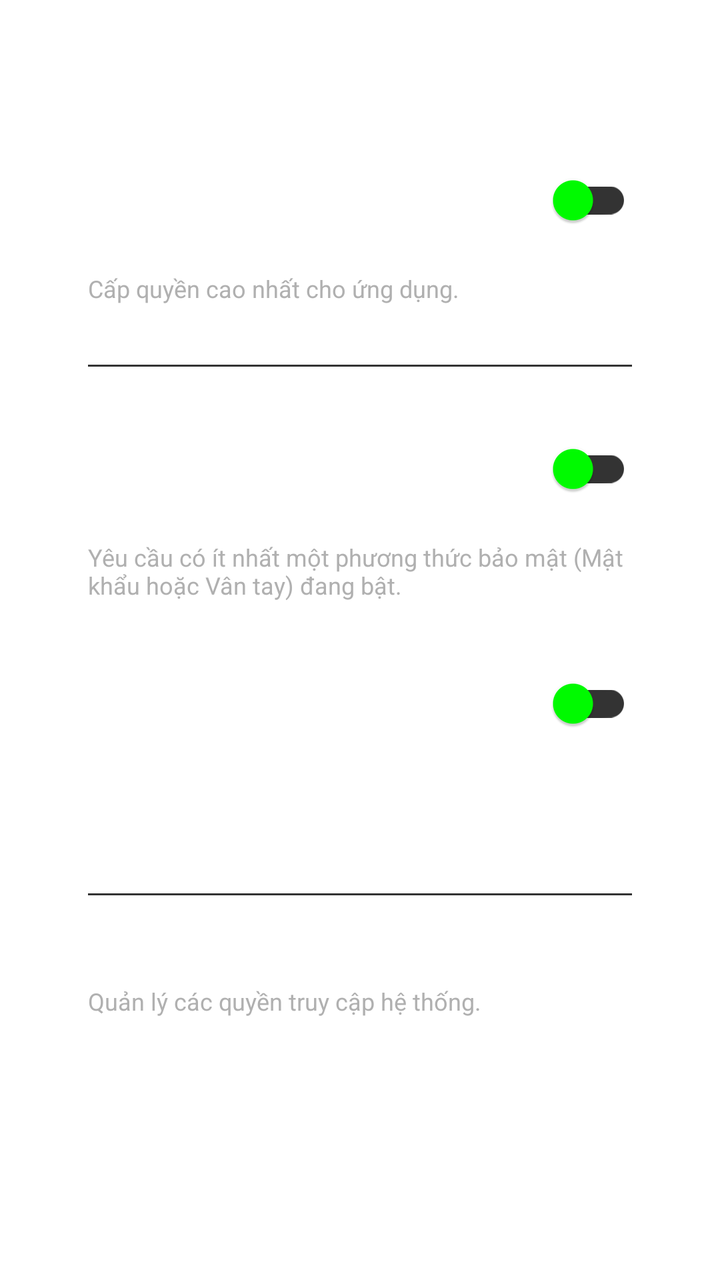
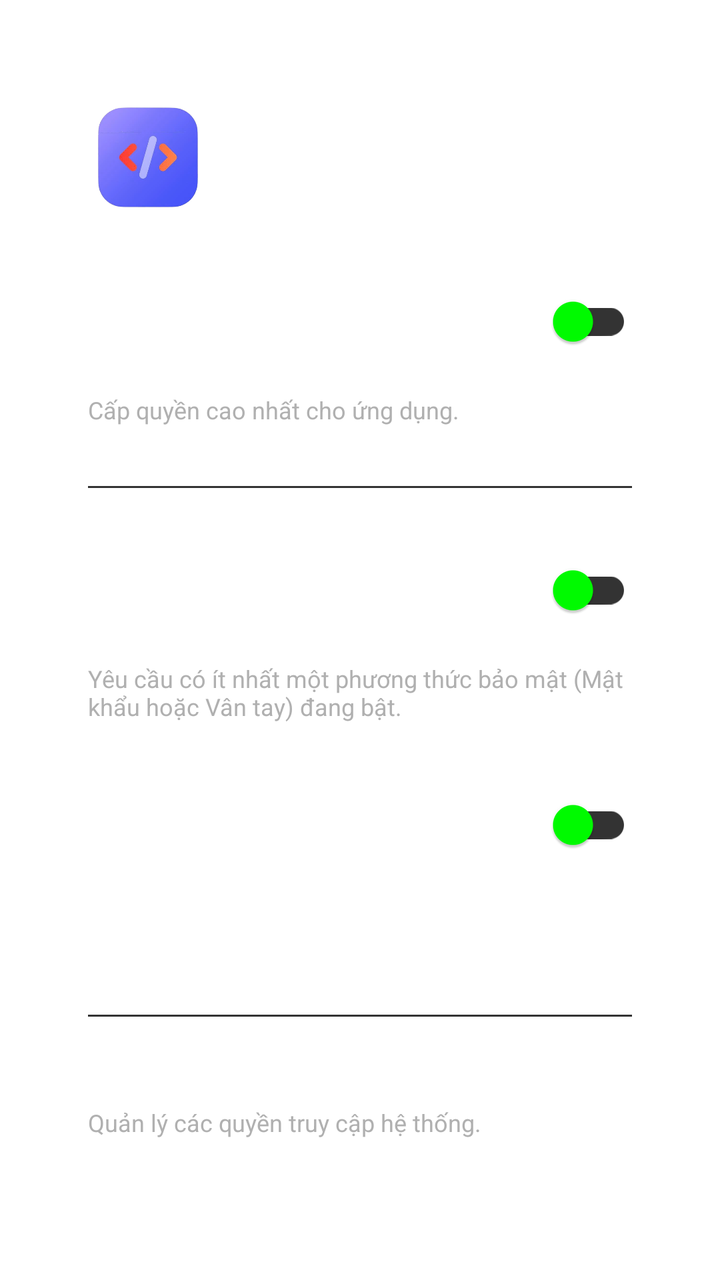

Two renders of the same Android screen: before a commit and after it. Below are the layout's source before the change and the commit's diff.
<!-- AndroidManifest.xml: application theme Theme.PiperOSTool -->
<!-- res/layout/fragment_setting.xml -->
<?xml version="1.0" encoding="utf-8"?>
<androidx.constraintlayout.widget.ConstraintLayout
    xmlns:android="http://schemas.android.com/apk/res/android"
    xmlns:app="http://schemas.android.com/apk/res-auto"
    android:layout_width="match_parent"
    android:layout_height="match_parent"
    android:padding="20dp">

    <LinearLayout
        android:layout_width="match_parent"
        android:layout_height="wrap_content"
        android:background="@drawable/bg_glass_panel"
        android:orientation="vertical"
        android:padding="24dp"
        app:layout_constraintTop_toTopOf="parent"
        app:layout_constraintBottom_toBottomOf="parent"
        app:layout_constraintVertical_bias="0.2">

        
        <LinearLayout
            android:id="@+id/layoutDeviceAdmin"
            android:layout_width="match_parent"
            android:layout_height="wrap_content"
            android:background="?attr/selectableItemBackground"
            android:gravity="center_vertical"
            android:orientation="horizontal"
            android:paddingVertical="12dp">

            <TextView
                android:layout_width="0dp"
                android:layout_height="wrap_content"
                android:layout_weight="1"
                android:text="Kích hoạt Quản trị viên"
                android:textColor="@color/white"
                android:textSize="16sp"
                android:textStyle="bold" />

            <com.google.android.material.switchmaterial.SwitchMaterial
                android:id="@+id/switchDeviceAdmin"
                android:layout_width="wrap_content"
                android:layout_height="wrap_content"
                android:clickable="false"
                android:focusable="false"
                app:thumbTint="#00FF00"
                app:trackTint="#333333" />
        </LinearLayout>

        <TextView
            android:layout_width="wrap_content"
            android:layout_height="wrap_content"
            android:layout_marginBottom="15dp"
            android:text="Cấp quyền cao nhất cho ứng dụng."
            android:textColor="#B0B0B0"
            android:textSize="12sp" />

        <View
            android:layout_width="match_parent"
            android:layout_height="1dp"
            android:layout_marginVertical="15dp"
            android:background="#333" />

        
        <LinearLayout
            android:id="@+id/layoutFingerprint"
            android:layout_width="match_parent"
            android:layout_height="wrap_content"
            android:background="?attr/selectableItemBackground"
            android:gravity="center_vertical"
            android:orientation="horizontal"
            android:paddingVertical="12dp">

            <TextView
                android:layout_width="0dp"
                android:layout_height="wrap_content"
                android:layout_weight="1"
                android:text="Khóa bằng vân tay"
                android:textColor="@color/white"
                android:textSize="16sp"
                android:textStyle="bold" />

            <com.google.android.material.switchmaterial.SwitchMaterial
                android:id="@+id/switchFingerprint"
                android:layout_width="wrap_content"
                android:layout_height="wrap_content"
                android:clickable="false"
                android:focusable="false"
                app:thumbTint="#00FF00"
                app:trackTint="#333333" />
        </LinearLayout>

        <TextView
            android:layout_width="wrap_content"
            android:layout_height="wrap_content"
            android:layout_marginBottom="15dp"
            android:text="Yêu cầu có ít nhất một phương thức bảo mật (Mật khẩu hoặc Vân tay) đang bật."
            android:textColor="#B0B0B0"
            android:textSize="12sp" />

        
        <LinearLayout
            android:id="@+id/layoutPasswordToggle"
            android:layout_width="match_parent"
            android:layout_height="wrap_content"
            android:background="?attr/selectableItemBackground"
            android:gravity="center_vertical"
            android:orientation="horizontal"
            android:paddingVertical="12dp">

            <TextView
                android:layout_width="0dp"
                android:layout_height="wrap_content"
                android:layout_weight="1"
                android:text="Sử dụng Mật khẩu khóa"
                android:textColor="@color/white"
                android:textSize="16sp"
                android:textStyle="bold" />

            <com.google.android.material.switchmaterial.SwitchMaterial
                android:id="@+id/switchPassword"
                android:layout_width="wrap_content"
                android:layout_height="wrap_content"
                android:clickable="false"
                android:focusable="false"
                app:thumbTint="#00FF00"
                app:trackTint="#333333" />
        </LinearLayout>

        <LinearLayout
            android:id="@+id/btnChangeLock"
            android:layout_width="match_parent"
            android:layout_height="wrap_content"
            android:orientation="horizontal"
            android:padding="10dp"
            android:layout_marginTop="0dp"
            android:background="?attr/selectableItemBackground"
            android:gravity="center_vertical">
            <ImageView
                android:layout_width="24dp"
                android:layout_height="24dp"
                android:src="@drawable/lock"
                app:tint="@color/white"/>
            <TextView
                android:id="@+id/tvChangeLockStatus"
                android:layout_width="wrap_content"
                android:layout_height="wrap_content"
                android:text="Thiết lập / Thay đổi mã khóa"
                android:textColor="@color/white"
                android:layout_marginStart="15dp"/>
        </LinearLayout>

        <View
            android:layout_width="match_parent"
            android:layout_height="1dp"
            android:layout_marginVertical="15dp"
            android:background="#333" />

        
        <LinearLayout
            android:id="@+id/btnPermissions"
            android:layout_width="match_parent"
            android:layout_height="wrap_content"
            android:orientation="vertical"
            android:paddingVertical="8dp"
            android:background="?attr/selectableItemBackground">
            <TextView
                android:layout_width="wrap_content"
                android:layout_height="wrap_content"
                android:text="Cấp quyền &amp; Thông báo"
                android:textColor="@color/white"
                android:textSize="16sp"
                android:textStyle="bold"/>
            <TextView
                android:layout_width="wrap_content"
                android:layout_height="wrap_content"
                android:text="Quản lý các quyền truy cập hệ thống."
                android:textColor="#B0B0B0"
                android:textSize="12sp"/>
        </LinearLayout>
    </LinearLayout>
</androidx.constraintlayout.widget.ConstraintLayout>
<!-- resources referenced by this layout -->
<resources>
  <color name="white">#FFFFFFFF</color>
  <!-- drawable bg_glass_panel (drawable) -->
  <?xml version="1.0" encoding="utf-8"?>
  <shape xmlns:android="http://schemas.android.com/apk/res/android">
      <solid android:color="#1AFFFFFF" />
      <corners android:radius="32dp" />
      <stroke
          android:width="1dp"
          android:color="#4DFFFFFF" />
  </shape>
  <!-- drawable lock: png bitmap (drawable, 411 bytes) -->
  <style name="Theme.PiperOSTool" parent="Theme.MaterialComponents.DayNight.NoActionBar">
          
          <item name="colorPrimary">#FB8D8D</item>
          <item name="colorPrimaryVariant">#FB4C4C</item>
          <item name="colorOnPrimary">#FFA5A5</item>
          
          <item name="colorSecondary">@color/teal_200</item>
          <item name="colorSecondaryVariant">@color/teal_700</item>
          <item name="colorOnSecondary">@color/black</item>
          
          <item name="android:statusBarColor">#000000</item>
      </style>
  <color name="teal_200">#FF03DAC5</color>
  <color name="teal_700">#FF018786</color>
  <color name="black">#FF000000</color>
</resources>

<!-- the commit's change to res/layout/fragment_setting.xml (unified diff, before → after) -->
@@ -15,6 +15,12 @@
         app:layout_constraintTop_toTopOf="parent"
         app:layout_constraintBottom_toBottomOf="parent"
         app:layout_constraintVertical_bias="0.2">
+
+        <ImageView
+            android:layout_width="60dp"
+            android:layout_height="60dp"
+            android:src="@drawable/a2tn"
+            android:layout_marginBottom="16dp" />
 
         
         <LinearLayout
<!-- resource entries referenced after the edit -->
@@ -1,6 +1,7 @@
 <!-- resources referenced by this layout -->
 <resources>
   <color name="white">#FFFFFFFF</color>
+  <!-- drawable a2tn: png bitmap (drawable, 107016 bytes) -->
   <!-- drawable bg_glass_panel (drawable) -->
   <?xml version="1.0" encoding="utf-8"?>
   <shape xmlns:android="http://schemas.android.com/apk/res/android">
